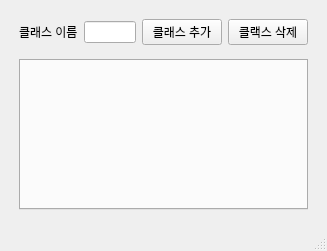
Before: the Qt Designer form src/ui/main_form.ui in 100dlswjd/create_model, drawn with Qt 5.
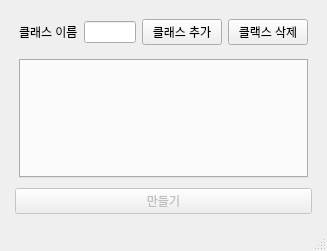
After: the same form once the commit is applied.

Commit message: 버튼추가

```diff
--- a/src/ui/main_form.ui
+++ b/src/ui/main_form.ui
@@ -88,6 +88,16 @@
         </item>
        </layout>
       </item>
+      <item>
+       <widget class="QPushButton" name="pushButton_make">
+        <property name="enabled">
+         <bool>false</bool>
+        </property>
+        <property name="text">
+         <string>만들기</string>
+        </property>
+       </widget>
+      </item>
      </layout>
     </item>
    </layout>
```
The commit also changes 1 other file.
